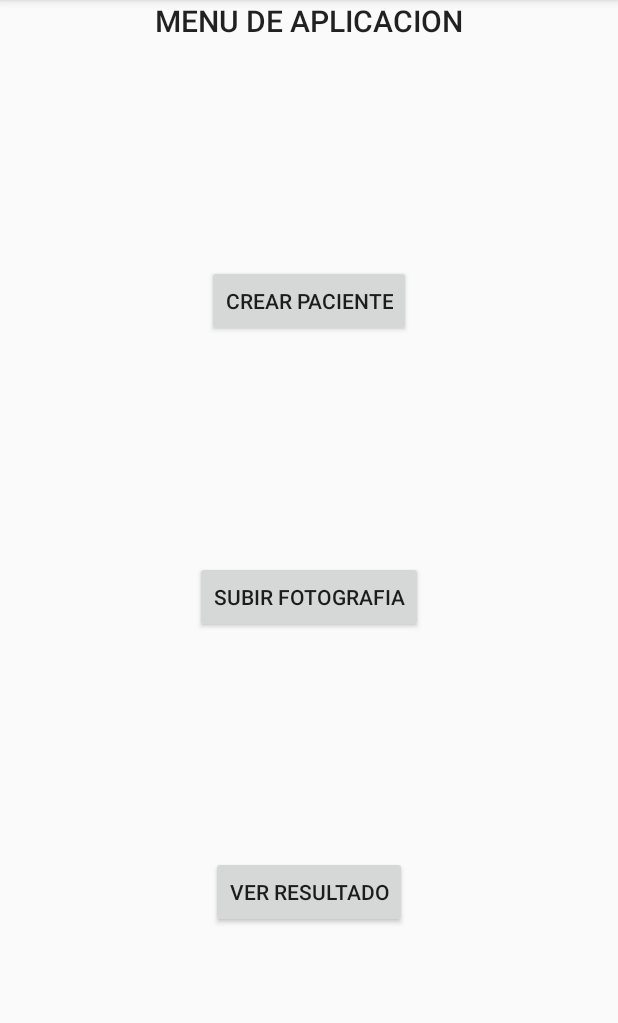
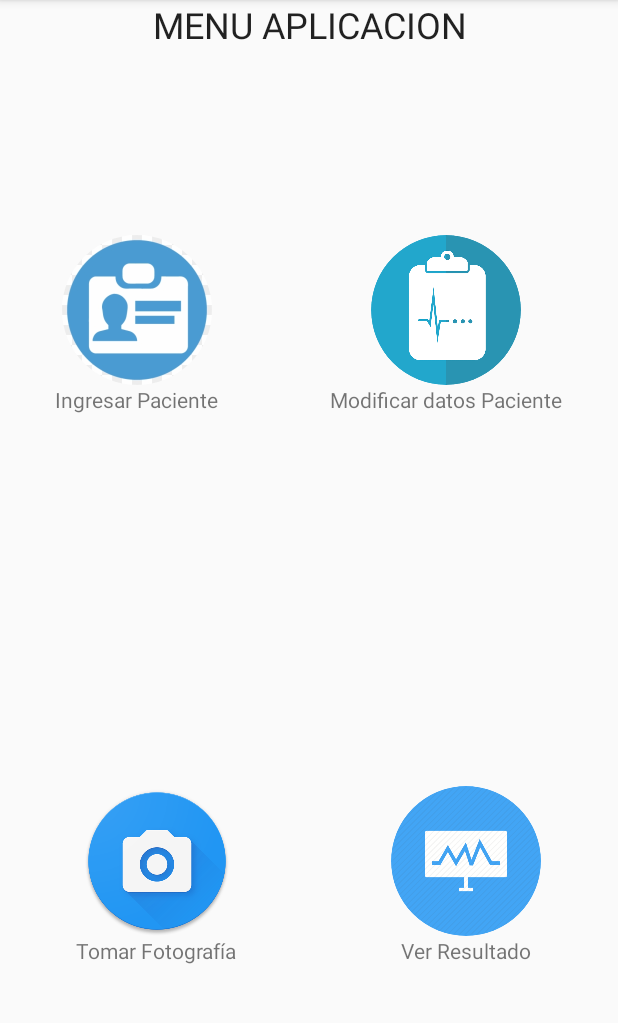
Before and after one commit to retto710/TDP, an Android app: the MenuAuxActivity screen opened directly, with no data from a screen before it, on a phone screen of 412 x 824 dp, the part 84-1107 px from its top. Run offline under Robolectric (Android 15) with nearby library versions, the phone set to English and light mode, and no system bars; our stand-ins replace CircleImageView.

Commit message:
v1.2 con toma de foto Usuario: doctor@gmail.com contra : 123456

```diff
--- a/app/src/main/java/com/yashsoni/visualrecognitionsample/MenuAuxActivity.java
+++ b/app/src/main/java/com/yashsoni/visualrecognitionsample/MenuAuxActivity.java
@@ -5,8 +5,11 @@ import android.support.v7.app.AppCompatActivity;
 import android.os.Bundle;
 import android.view.View;
 import android.widget.Button;
+import android.widget.ImageView;
 
 import com.yashsoni.visualrecognitionsample.activities.HomeActivity;
+
+import de.hdodenhof.circleimageview.CircleImageView;
 
 public class MenuAuxActivity extends AppCompatActivity {
 
@@ -14,27 +17,24 @@ public class MenuAuxActivity extends AppCompatActivity {
     protected void onCreate(Bundle savedInstanceState) {
         super.onCreate(savedInstanceState);
         setContentView(R.layout.activity_menu_aux);
-
-        Button btnRegister = (Button) findViewById(R.id.btnPaciente);
-        btnRegister.setOnClickListener(new View.OnClickListener() {
+        CircleImageView img = findViewById(R.id.imgAddPat);
+        img.setOnClickListener(new View.OnClickListener() {
             @Override
             public void onClick(View v) {
                 Intent HomeIntent= new Intent(getApplicationContext(),RegisterActivity.class);
                 startActivity(HomeIntent);
             }
         });
-
-        Button btnFoto = (Button) findViewById(R.id.btnFoto);
-        btnFoto.setOnClickListener(new View.OnClickListener() {
+        CircleImageView addPhoto = findViewById(R.id.imgUpPhoto);
+        addPhoto.setOnClickListener(new View.OnClickListener() {
             @Override
             public void onClick(View v) {
                 Intent HomeIntent= new Intent(getApplicationContext(),PhotoActivity.class);
                 startActivity(HomeIntent);
             }
         });
-
-        Button btnResultado = findViewById(R.id.btnResultado);
-        btnResultado.setOnClickListener(new View.OnClickListener() {
+        CircleImageView imgResultado = findViewById(R.id.imgUpPhoto);
+        imgResultado.setOnClickListener(new View.OnClickListener() {
             @Override
             public void onClick(View v) {
                 Intent HomeIntent= new Intent(getApplicationContext(), HomeActivity.class);
--- a/app/src/main/java/com/yashsoni/visualrecognitionsample/PhotoActivity.java
+++ b/app/src/main/java/com/yashsoni/visualrecognitionsample/PhotoActivity.java
@@ -331,6 +331,11 @@ public class PhotoActivity extends AppCompatActivity  {
                                 @Override
                                 public void onSuccess(Void aVoid) {
                                     Log.d(" SUCCESS UPDATE", "DocumentSnapshot successfully updated!");
+                                    Toast.makeText(getBaseContext(),
+                                            "Imagen Subida", Toast.LENGTH_LONG)
+                                            .show();
+                                    Intent HomeIntent= new Intent(getApplicationContext(),MenuAuxActivity.class);
+                                    startActivity(HomeIntent);
                                 }
                             })
                             .addOnFailureListener(new OnFailureListener() {
--- a/app/src/main/java/com/yashsoni/visualrecognitionsample/RegisterActivity.java
+++ b/app/src/main/java/com/yashsoni/visualrecognitionsample/RegisterActivity.java
@@ -92,6 +92,8 @@ public class RegisterActivity extends AppCompatActivity {
         paciente.put("dir", edtDireccion.getText().toString());
         paciente.put("url", "");
         paciente.put("derm", "");
+        paciente.put("clase", "");
+        paciente.put("score", "");
         // Add a new document with a generated ID
         /*
         db.collection("pacientes")
--- a/app/src/main/java/com/yashsoni/visualrecognitionsample/activities/HomeActivity.java
+++ b/app/src/main/java/com/yashsoni/visualrecognitionsample/activities/HomeActivity.java
@@ -11,8 +11,13 @@ import android.widget.EditText;
 import android.widget.ProgressBar;
 import android.widget.Toast;
 
+import com.google.android.gms.tasks.OnCompleteListener;
 import com.google.android.gms.tasks.OnFailureListener;
 import com.google.android.gms.tasks.OnSuccessListener;
+import com.google.android.gms.tasks.Task;
+import com.google.firebase.firestore.DocumentReference;
+import com.google.firebase.firestore.DocumentSnapshot;
+import com.google.firebase.firestore.FirebaseFirestore;
 import com.google.firebase.storage.FileDownloadTask;
 import com.google.firebase.storage.FirebaseStorage;
 import com.google.firebase.storage.StorageReference;
@@ -46,16 +51,29 @@ public class HomeActivity extends AppCompatActivity {
     Button btnFetchResults;
     EditText etUrl;
     ProgressBar progressBar;
+    FirebaseFirestore db;
     View content;
     Single<ClassifiedImages> observable;
     private float threshold = (float) 0.6;
     File localFile;
+    String urlFoto;
+    EditText edtDni;
+    Button btnBuscar;
     @Override
     protected void onCreate(Bundle savedInstanceState) {
         super.onCreate(savedInstanceState);
         setContentView(R.layout.activity_main);
+        db = FirebaseFirestore.getInstance();
 
         initializeViews();
+        edtDni= findViewById(R.id.edtDNI);
+        btnBuscar= findViewById(R.id.btnBuscar);
+        btnBuscar.setOnClickListener(new View.OnClickListener() {
+            @Override
+            public void onClick(View v) {
+                BuscarCliente(edtDni.getText().toString());
+            }
+        });
         observable = Single.create((SingleOnSubscribe<ClassifiedImages>) emitter -> {
             IamOptions options = new IamOptions.Builder()
                     .apiKey(API_KEY)
@@ -95,11 +113,31 @@ public class HomeActivity extends AppCompatActivity {
             VisualRecognitionResponseModel model = new VisualRecognitionResponseModel();
             model.setClassName(result.getClassName());
             model.setScore(result.getScore());
+            DocumentReference washingtonRef = db.collection("pacientes").document(edtDni.getText().toString());
+            washingtonRef.update("Benigno","");
+            washingtonRef.update("Maligno","");
+            washingtonRef.update(result.getClassName(),result.getScore()).addOnSuccessListener(new OnSuccessListener<Void>() {
+                @Override
+                public void onSuccess(Void aVoid) {
+                    Log.d(" SUCCESS UPDATE", "DocumentSnapshot successfully updated!");
+                }
+            })
+                    .addOnFailureListener(new OnFailureListener() {
+                        @Override
+                        public void onFailure(@NonNull Exception e) {
+                            Log.w(" FAIL UPDATE", "Error updating document", e);
+                        }
+                    });
             classes.add(model);
         }
+
+
+
+
         Intent i = new Intent(HomeActivity.this, ResultsActivity.class);
         i.putExtra("url", localFile.getAbsolutePath());
         i.putParcelableArrayListExtra("classes", classes);
+        i.putExtra("dni",edtDni.getText().toString());
         startActivity(i);
     }
 
@@ -139,10 +177,32 @@ public class HomeActivity extends AppCompatActivity {
         });
     }
 
+    private void BuscarCliente(String dni)
+    {
+        DocumentReference docRef = db.collection("pacientes").document(dni);
+        docRef.get().addOnCompleteListener(new OnCompleteListener<DocumentSnapshot>() {
+            @Override
+            public void onComplete(@NonNull Task<DocumentSnapshot> task) {
+                if (task.isSuccessful()) {
+                    DocumentSnapshot document = task.getResult();
+                    if (document.exists()) {
+                        Log.d("resultado", "DocumentSnapshot data: " + document.getData());
+                        urlFoto=document.getData().get("url").toString();
+                    } else {
+                        Log.d("resultado", "No such document");
+
+                    }
+                } else {
+                    Log.d("resultado", "get failed with ", task.getException());
+                }
+            }
+        });
+    }
+
     private void DownloadImage() throws IOException {
         FirebaseStorage storage = FirebaseStorage.getInstance();
         StorageReference storageRef = storage.getReference();
-        StorageReference httpsReference = storage.getReferenceFromUrl("https://firebasestorage.googleapis.com/v0/b/cancerapp-79383.appspot.com/o/images%2F1555451113041.jpg?alt=media&token=8c14e2cf-be3b-467d-9495-8e401218b939");
+        StorageReference httpsReference = storage.getReferenceFromUrl(urlFoto);
         final long ONE_MEGABYTE = 1024 * 1024;
         httpsReference.getBytes(ONE_MEGABYTE).addOnSuccessListener(new OnSuccessListener<byte[]>() {
             @Override
--- a/app/src/main/res/layout/activity_main.xml
+++ b/app/src/main/res/layout/activity_main.xml
@@ -39,14 +39,19 @@
             android:maxLines="2"
             android:text="URL (debe terminar en jpeg/jpg/png):"
             android:textSize="20sp"
-            android:textStyle="bold" />
+            android:textStyle="bold"
+            android:visibility="invisible"
+            />
 
         <EditText
             android:id="@+id/et_url"
             android:layout_width="match_parent"
             android:layout_height="wrap_content"
             android:hint="Ingrese el url..."
-            android:lines="4" />
+            android:text="http://.jpg"
+            android:lines="4"
+            android:visibility="invisible"
+            />
 
         <Button
             android:id="@+id/btn_fetch_results"
@@ -61,6 +66,7 @@
             android:layout_width="wrap_content"
             android:layout_height="wrap_content"
             android:text="test"
+            android:visibility="invisible"
             />
 
     </LinearLayout>
--- a/app/src/main/res/layout/activity_menu_aux.xml
+++ b/app/src/main/res/layout/activity_menu_aux.xml
@@ -1,48 +1,117 @@
 <?xml version="1.0" encoding="utf-8"?>
-<android.support.constraint.ConstraintLayout xmlns:android="http://schemas.android.com/apk/res/android"
+<LinearLayout xmlns:android="http://schemas.android.com/apk/res/android"
     xmlns:app="http://schemas.android.com/apk/res-auto"
     xmlns:tools="http://schemas.android.com/tools"
     android:layout_width="match_parent"
     android:layout_height="match_parent"
+    android:orientation="vertical"
     tools:context=".MenuAuxActivity">
     <TextView
-        android:id="@+id/title"
+        android:layout_width="match_parent"
+        android:layout_height="wrap_content"
+        android:text="MENU APLICACION"
+        style="@style/Base.TextAppearance.AppCompat.Headline"
+        android:gravity="center"
+        />
+    <LinearLayout
+        android:layout_width="match_parent"
+        android:layout_height="wrap_content"
+        android:layout_weight="1"
+        android:orientation="horizontal"
+        android:gravity="center"
+        >
+        <LinearLayout
             android:layout_width="wrap_content"
             android:layout_height="wrap_content"
-        app:layout_constraintLeft_toLeftOf="parent"
-        app:layout_constraintRight_toRightOf="parent"
-        android:text="MENU DE APLICACION"
-        app:layout_constraintTop_toTopOf="parent"
-        style="@style/Base.TextAppearance.AppCompat.Title"
+            android:orientation="vertical"
+            android:layout_weight="1"
+            android:gravity="center"
+            >
+            <de.hdodenhof.circleimageview.CircleImageView
+                android:id="@+id/imgAddPat"
+                android:layout_width="100dp"
+                android:layout_height="100dp"
+                android:src="@drawable/patientIcon"
+                android:layout_weight="1"
+
                 />
-    <Button
-        android:id="@+id/btnPaciente"
+            <TextView
                 android:layout_width="wrap_content"
                 android:layout_height="wrap_content"
-        android:text="Crear paciente"
-        app:layout_constraintLeft_toLeftOf="parent"
-        app:layout_constraintRight_toRightOf="parent"
-        app:layout_constraintTop_toBottomOf="@id/title"
-        app:layout_constraintBottom_toTopOf="@id/btnFoto"
+                android:text="Ingresar Paciente"
                 />
-    <Button
-        android:id="@+id/btnFoto"
+        </LinearLayout>
+        <LinearLayout
             android:layout_width="wrap_content"
             android:layout_height="wrap_content"
-        android:text="Subir fotografia"
-        app:layout_constraintLeft_toLeftOf="parent"
-        app:layout_constraintRight_toRightOf="parent"
-        app:layout_constraintTop_toBottomOf="@id/btnPaciente"
-        app:layout_constraintBottom_toTopOf="@id/btnResultado"
+            android:orientation="vertical"
+            android:layout_weight="1"
+            android:gravity="center"
+            >
+            <de.hdodenhof.circleimageview.CircleImageView
+                android:id="@+id/imgModPat"
+                android:layout_width="100dp"
+                android:layout_height="100dp"
+                android:src="@drawable/modIcon"
+                android:layout_weight="1"
+
                 />
-    <Button
-        android:id="@+id/btnResultado"
+            <TextView
                 android:layout_width="wrap_content"
                 android:layout_height="wrap_content"
-        app:layout_constraintTop_toBottomOf="@id/btnFoto"
-        app:layout_constraintLeft_toLeftOf="parent"
-        app:layout_constraintRight_toRightOf="parent"
-        app:layout_constraintBottom_toBottomOf="parent"
+                android:text="Modificar datos Paciente"
+                />
+        </LinearLayout>
+    </LinearLayout>
+    <LinearLayout
+        android:layout_width="match_parent"
+        android:layout_height="wrap_content"
+        android:layout_weight="1"
+        android:orientation="horizontal"
+        android:gravity="center"
+        >
+        <LinearLayout
+
+            android:layout_width="wrap_content"
+            android:layout_height="wrap_content"
+            android:orientation="vertical"
+            android:layout_weight="1"
+            android:gravity="center"
+            >
+            <de.hdodenhof.circleimageview.CircleImageView
+                android:id="@+id/imgUpPhoto"
+                android:layout_width="100dp"
+                android:layout_height="100dp"
+                android:src="@drawable/OpenCamera1"
+                android:layout_weight="1"
+
+                />
+            <TextView
+                android:layout_width="wrap_content"
+                android:layout_height="wrap_content"
+                android:text="Tomar Fotografía"
+                />
+        </LinearLayout>
+        <LinearLayout
+            android:layout_width="wrap_content"
+            android:layout_height="wrap_content"
+            android:orientation="vertical"
+            android:layout_weight="1"
+            android:gravity="center"
+            >
+            <de.hdodenhof.circleimageview.CircleImageView
+                android:id="@+id/imgResult"
+                android:layout_width="100dp"
+                android:layout_height="100dp"
+                android:src="@drawable/resultIcon"
+                android:layout_weight="1"
+                />
+            <TextView
+                android:layout_width="wrap_content"
+                android:layout_height="wrap_content"
                 android:text="Ver Resultado"
                 />
-</android.support.constraint.ConstraintLayout>
+        </LinearLayout>
+    </LinearLayout>
+
+</LinearLayout>
```
Also changed, not shown: app/src/main/res/drawable/OpenCamera1.png (added), app/src/main/res/drawable/modIcon.png (added), app/src/main/res/drawable/patientIcon.png (added), app/src/main/res/drawable/resultIcon.png (added). Lines whose indentation alone changed are shown as unchanged.
